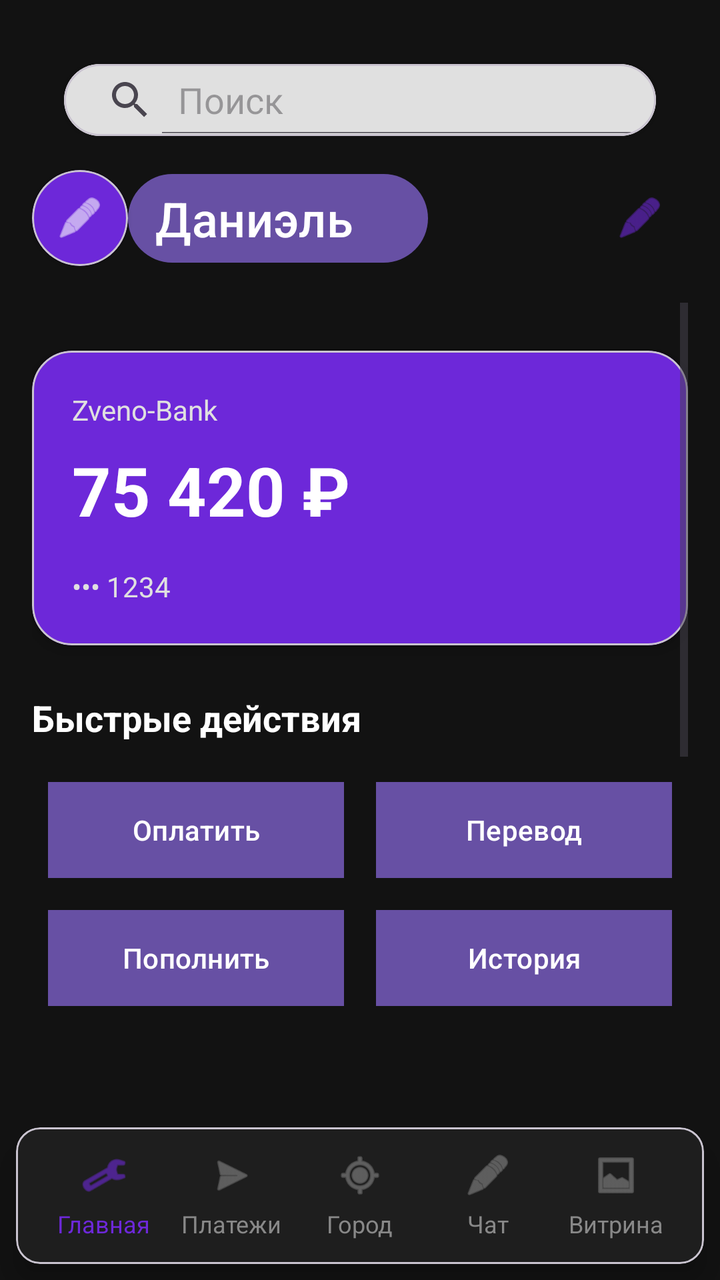
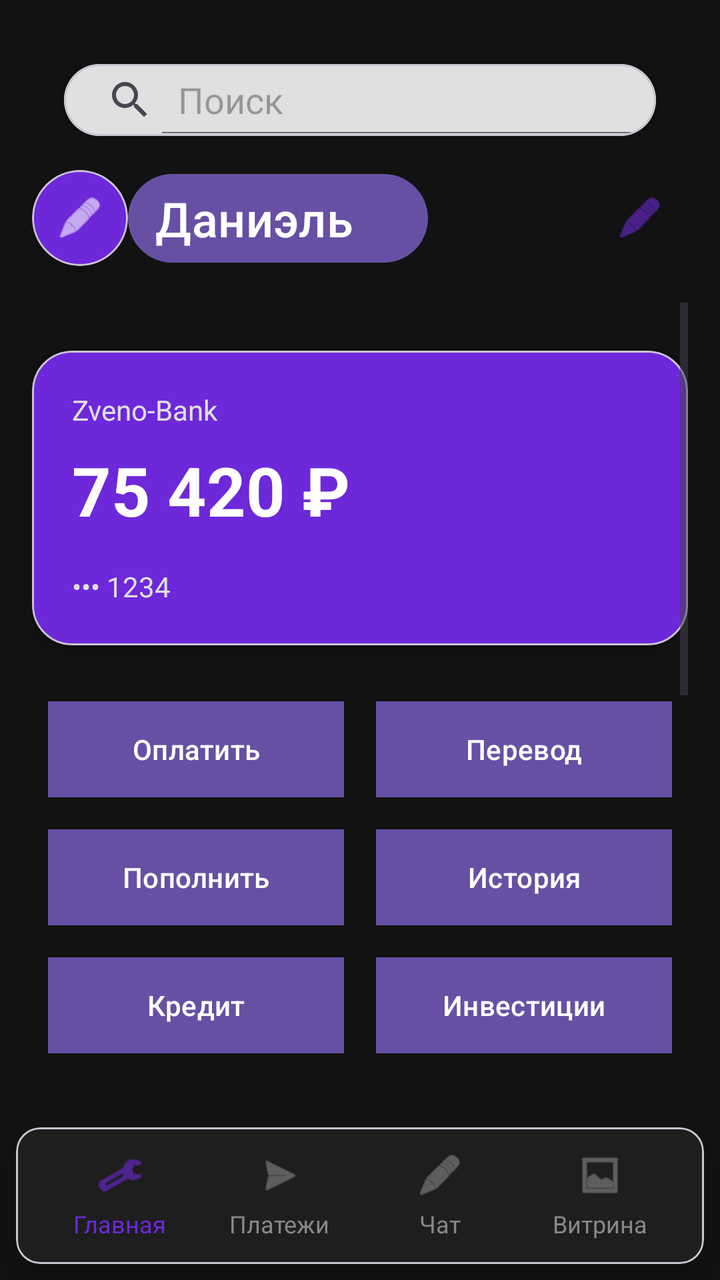

Before-and-after screenshots of an Android layout around one commit, followed by the original layout XML and the change that was made.
<!-- AndroidManifest.xml: application theme Theme.ZvenoBank -->
<!-- res/layout/activity_main.xml -->
<?xml version="1.0" encoding="utf-8"?>
<LinearLayout xmlns:android="http://schemas.android.com/apk/res/android"
    xmlns:app="http://schemas.android.com/apk/res-auto"
    android:layout_width="match_parent"
    android:layout_height="match_parent"
    android:orientation="vertical"
    android:background="@color/background">

    
    <LinearLayout
        android:layout_width="match_parent"
        android:layout_height="wrap_content"
        android:orientation="vertical"
        android:padding="16dp">

        
        <com.google.android.material.card.MaterialCardView
            android:layout_width="match_parent"
            android:layout_height="36dp"
            android:layout_marginHorizontal="16dp"
            android:layout_marginTop="16dp"
            app:cardCornerRadius="24dp"
            app:cardElevation="2dp">

            <SearchView
                android:layout_width="match_parent"
                android:layout_height="wrap_content"
                android:background="#E0E0E0"
                android:queryHint="Поиск"
                android:iconifiedByDefault="false"
                android:padding="1dp" />
        </com.google.android.material.card.MaterialCardView>

        
        <LinearLayout
            android:id="@+id/profile_container"
            android:layout_width="match_parent"
            android:layout_height="wrap_content"
            android:layout_marginTop="15dp"
            android:orientation="horizontal"
            android:gravity="center_vertical"
            android:clickable="true"
            android:focusable="true"
            android:baselineAligned="false">

            
            <com.google.android.material.card.MaterialCardView
                android:layout_width="48dp"
                android:layout_height="48dp"
                app:cardCornerRadius="24dp"
                app:cardBackgroundColor="@color/card_purple"
                app:cardElevation="2dp">

                <ImageView
                    android:layout_width="match_parent"
                    android:layout_height="match_parent"
                    android:src="@android:drawable/ic_menu_edit"
                    android:padding="12dp"
                    app:tint="@android:color/white"
                    android:contentDescription="@string/cd_profile_avatar" />
            </com.google.android.material.card.MaterialCardView>

            
            <Button
                android:id="@+id/button"
                android:layout_width="150dp"
                android:layout_height="wrap_content"
                android:background="@null"
                android:text="@string/user_name"
                android:paddingStart="-12dp"
                android:paddingEnd="12dp"
                android:textSize="24sp"
                android:textColor="@android:color/white" />

            <Space
                android:layout_width="0dp"
                android:layout_height="0dp"
                android:layout_weight="1" />

            
            <ImageView
                android:id="@+id/referral_button"
                android:layout_width="48dp"
                android:layout_height="48dp"
                android:padding="12dp"
                android:src="@android:drawable/ic_menu_edit"
                app:tint="@color/card_purple"
                android:clickable="true"
                android:focusable="true"
                android:background="?attr/selectableItemBackgroundBorderless"
                android:contentDescription="@string/cd_referral" />

        </LinearLayout>

    </LinearLayout>

    
    <ScrollView
        android:layout_width="match_parent"
        android:layout_height="0dp"
        android:layout_weight="1"
        android:paddingHorizontal="16dp"
        android:paddingBottom="16dp">

        <LinearLayout
            android:layout_width="match_parent"
            android:layout_height="wrap_content"
            android:orientation="vertical">

            
            <com.google.android.material.card.MaterialCardView
                android:layout_width="match_parent"
                android:layout_height="wrap_content"
                android:layout_marginTop="24dp"
                app:cardCornerRadius="20dp"
                app:cardBackgroundColor="@color/card_purple"
                app:cardElevation="4dp">

                <LinearLayout
                    android:layout_width="match_parent"
                    android:layout_height="wrap_content"
                    android:orientation="vertical"
                    android:padding="20dp">

                    <TextView
                        android:layout_width="wrap_content"
                        android:layout_height="wrap_content"
                        android:text="@string/bank_name"
                        android:textColor="@color/text_secondary"
                        android:textSize="14sp" />

                    <TextView
                        android:id="@+id/balance_amount"
                        android:layout_width="wrap_content"
                        android:layout_height="wrap_content"
                        android:text="@string/balance_amount"
                        android:textColor="@android:color/white"
                        android:textSize="34sp"
                        android:textStyle="bold"
                        android:layout_marginTop="8dp" />

                    <TextView
                        android:layout_width="wrap_content"
                        android:layout_height="wrap_content"
                        android:text="@string/card_number"
                        android:textColor="@color/text_secondary"
                        android:layout_marginTop="16dp" />

                </LinearLayout>

            </com.google.android.material.card.MaterialCardView>

            
            <TextView
                android:layout_width="match_parent"
                android:layout_height="wrap_content"
                android:text="@string/quick_actions"
                android:textColor="@android:color/white"
                android:textStyle="bold"
                android:textSize="18sp"
                android:layout_marginTop="24dp"
                android:layout_marginBottom="12dp" />

            <GridLayout
                android:layout_width="match_parent"
                android:layout_height="wrap_content"
                android:rowCount="2"
                android:columnCount="2"
                android:baselineAligned="false">

                <Button
                    android:id="@+id/btn_pay"
                    style="@style/ActionButtonStyle"
                    android:text="@string/pay" />

                <Button
                    android:id="@+id/btn_transfer"
                    style="@style/ActionButtonStyle"
                    android:text="@string/transfer" />

                <Button
                    android:id="@+id/btn_topup"
                    style="@style/ActionButtonStyle"
                    android:text="@string/top_up" />

                <Button
                    android:id="@+id/btn_more"
                    style="@style/ActionButtonStyle"
                    android:text="@string/history" />

            </GridLayout>

            
            <TextView
                android:layout_width="match_parent"
                android:layout_height="wrap_content"
                android:text="@string/recent_operations"
                android:textColor="@android:color/white"
                android:textStyle="bold"
                android:textSize="18sp"
                android:layout_marginTop="32dp"
                android:layout_marginBottom="12dp" />

            <TextView
                android:id="@+id/operation_cafe"
                android:layout_width="match_parent"
                android:layout_height="80dp"
                android:text="@string/operation_cafe"
                android:textColor="@android:color/white"
                android:background="@color/button_gray"
                android:gravity="center|start"
                android:padding="16dp"
                android:layout_marginBottom="8dp"
                android:clickable="true"
                android:focusable="true"/>

            <TextView
                android:id="@+id/operation_transfer"
                android:layout_width="match_parent"
                android:layout_height="80dp"
                android:text="@string/operation_transfer"
                android:textColor="@android:color/white"
                android:background="@color/button_gray"
                android:gravity="center|start"
                android:padding="16dp"
                android:layout_marginBottom="8dp"
                android:clickable="true"
                android:focusable="true" />

            <TextView
                android:id="@+id/operation_topup"
                android:layout_width="match_parent"
                android:layout_height="80dp"
                android:text="@string/operation_topup"
                android:textColor="@android:color/white"
                android:background="@color/button_gray"
                android:gravity="center|start"
                android:padding="16dp"
                android:layout_marginBottom="8dp"
                android:clickable="true"
                android:focusable="true"/>

        </LinearLayout>

    </ScrollView>

    
    <com.google.android.material.card.MaterialCardView
        android:layout_width="match_parent"
        android:layout_height="wrap_content"
        android:layout_margin="8dp"
        app:cardElevation="8dp"
        app:cardBackgroundColor="#1E1E1E">

        <LinearLayout
            android:layout_width="match_parent"
            android:layout_height="wrap_content"
            android:orientation="horizontal"
            android:gravity="center"
            android:padding="12dp"
            android:baselineAligned="false">

            
            <LinearLayout
                android:id="@+id/nav_home"
                android:layout_width="0dp"
                android:layout_height="wrap_content"
                android:layout_weight="1"
                android:orientation="vertical"
                android:gravity="center"
                android:clickable="true"
                android:focusable="true"
                android:background="?attr/selectableItemBackgroundBorderless">

                <ImageView
                    android:layout_width="24dp"
                    android:layout_height="24dp"
                    android:src="@android:drawable/ic_menu_manage"
                    app:tint="@color/nav_active"
                    android:contentDescription="@string/cd_home" />

                <TextView
                    android:layout_width="wrap_content"
                    android:layout_height="wrap_content"
                    android:text="@string/nav_home"
                    android:textSize="12sp"
                    android:textColor="@color/nav_active"
                    android:layout_marginTop="4dp" />
            </LinearLayout>

            
            <LinearLayout
                android:id="@+id/nav_payments"
                android:layout_width="0dp"
                android:layout_height="wrap_content"
                android:layout_weight="1"
                android:orientation="vertical"
                android:gravity="center"
                android:clickable="true"
                android:focusable="true"
                android:background="?attr/selectableItemBackgroundBorderless">

                <ImageView
                    android:layout_width="24dp"
                    android:layout_height="24dp"
                    android:src="@android:drawable/ic_menu_send"
                    app:tint="@color/nav_inactive"
                    android:contentDescription="@string/cd_payments" />

                <TextView
                    android:layout_width="wrap_content"
                    android:layout_height="wrap_content"
                    android:text="@string/nav_payments"
                    android:textSize="12sp"
                    android:textColor="@color/nav_inactive"
                    android:layout_marginTop="4dp" />
            </LinearLayout>

            
            <LinearLayout
                android:id="@+id/nav_city"
                android:layout_width="0dp"
                android:layout_height="wrap_content"
                android:layout_weight="1"
                android:orientation="vertical"
                android:gravity="center"
                android:clickable="true"
                android:focusable="true"
                android:background="?attr/selectableItemBackgroundBorderless">

                <ImageView
                    android:layout_width="24dp"
                    android:layout_height="24dp"
                    android:src="@android:drawable/ic_menu_mylocation"
                    app:tint="@color/nav_inactive"
                    android:contentDescription="@string/cd_city" />

                <TextView
                    android:layout_width="wrap_content"
                    android:layout_height="wrap_content"
                    android:text="@string/nav_city"
                    android:textSize="12sp"
                    android:textColor="@color/nav_inactive"
                    android:layout_marginTop="4dp" />
            </LinearLayout>

            
            <LinearLayout
                android:id="@+id/nav_chat"
                android:layout_width="0dp"
                android:layout_height="wrap_content"
                android:layout_weight="1"
                android:orientation="vertical"
                android:gravity="center"
                android:clickable="true"
                android:focusable="true"
                android:background="?attr/selectableItemBackgroundBorderless">

                <ImageView
                    android:layout_width="24dp"
                    android:layout_height="24dp"
                    android:src="@android:drawable/ic_menu_edit"
                    app:tint="@color/nav_inactive"
                    android:contentDescription="@string/cd_chat" />

                <TextView
                    android:layout_width="wrap_content"
                    android:layout_height="wrap_content"
                    android:text="@string/nav_chat"
                    android:textSize="12sp"
                    android:textColor="@color/nav_inactive"
                    android:layout_marginTop="4dp" />
            </LinearLayout>

            
            <LinearLayout
                android:id="@+id/nav_shop"
                android:layout_width="0dp"
                android:layout_height="wrap_content"
                android:layout_weight="1"
                android:orientation="vertical"
                android:gravity="center"
                android:clickable="true"
                android:focusable="true"
                android:background="?attr/selectableItemBackgroundBorderless">

                <ImageView
                    android:layout_width="24dp"
                    android:layout_height="24dp"
                    android:src="@android:drawable/ic_menu_gallery"
                    app:tint="@color/nav_inactive"
                    android:contentDescription="@string/cd_shop" />

                <TextView
                    android:layout_width="wrap_content"
                    android:layout_height="wrap_content"
                    android:text="@string/nav_shop"
                    android:textSize="12sp"
                    android:textColor="@color/nav_inactive"
                    android:layout_marginTop="4dp" />
            </LinearLayout>

        </LinearLayout>

    </com.google.android.material.card.MaterialCardView>

</LinearLayout>
<!-- resources referenced by this layout -->
<resources>
  <color name="background">#121212</color>
  <color name="button_gray">#2A2A2A</color>
  <color name="card_purple">#6D28D9</color>
  <color name="nav_active">#6D28D9</color>
  <color name="nav_inactive">#888888</color>
  <color name="text_secondary">#E0E0E0</color>
  <string name="balance_amount">75 420 ₽</string>
  <string name="bank_name">Zveno-Bank</string>
  <string name="card_number">••• 1234</string>
  <string name="cd_chat">Чат</string>
  <string name="cd_city">Город</string>
  <string name="cd_home">Главная</string>
  <string name="cd_payments">Платежи</string>
  <string name="cd_profile_avatar">Аватар профиля</string>
  <string name="cd_referral">Реферальная программа</string>
  <string name="cd_shop">Витрина</string>
  <string name="history">История</string>
  <string name="nav_chat">Чат</string>
  <string name="nav_city">Город</string>
  <string name="nav_home">Главная</string>
  <string name="nav_payments">Платежи</string>
  <string name="nav_shop">Витрина</string>
  <string name="operation_cafe">Оплата кафе</string>
  <string name="operation_topup">Пополнение с карты</string>
  <string name="operation_transfer">Перевод Даниэлю</string>
  <string name="pay">Оплатить</string>
  <string name="quick_actions">Быстрые действия</string>
  <string name="recent_operations">Последние операции</string>
  <string name="top_up">Пополнить</string>
  <string name="transfer">Перевод</string>
  <string name="user_name">Даниэль</string>
  <style name="ActionButtonStyle" parent="Widget.Material3.Button">
          <item name="android:layout_width">0dp</item>
          <item name="android:layout_height">wrap_content</item>
          <item name="android:layout_margin">8dp</item>
          <item name="android:layout_columnWeight">1</item>
          <item name="android:background">@color/button_gray</item>
          <item name="android:textColor">@android:color/white</item>
          <item name="android:textSize">14sp</item>
          <item name="android:stateListAnimator">@null</item>
          <item name="cornerRadius">16dp</item>
      </style>
  <style name="Theme.ZvenoBank" parent="Base.Theme.ZvenoBank" />
  <style name="Base.Theme.ZvenoBank" parent="Theme.Material3.DayNight.NoActionBar">
          
          
      </style>
</resources>

<!-- the commit's change to res/layout/activity_main.xml (unified diff, before → after) -->
@@ -151,20 +151,12 @@
             </com.google.android.material.card.MaterialCardView>
 
             
-            <TextView
-                android:layout_width="match_parent"
-                android:layout_height="wrap_content"
-                android:text="@string/quick_actions"
-                android:textColor="@android:color/white"
-                android:textStyle="bold"
-                android:textSize="18sp"
-                android:layout_marginTop="24dp"
-                android:layout_marginBottom="12dp" />
 
             <GridLayout
-                android:layout_width="match_parent"
-                android:layout_height="wrap_content"
-                android:rowCount="2"
+                android:layout_marginTop="20dp"
+                android:layout_width="match_parent"
+                android:layout_height="wrap_content"
+                android:rowCount="4"
                 android:columnCount="2"
                 android:baselineAligned="false">
 
@@ -187,6 +179,22 @@
                     android:id="@+id/btn_more"
                     style="@style/ActionButtonStyle"
                     android:text="@string/history" />
+
+                <Button
+                    android:id="@+id/btn_credit"
+                    style="@style/ActionButtonStyle"
+                    android:text="Кредит"/>
+
+
+                <Button
+                    android:id="@+id/btn_invest"
+                    style="@style/ActionButtonStyle"
+                    android:text="Инвестиции"/>
+
+                <Button
+                    android:id="@+id/btn_savings"
+                    style="@style/ActionButtonStyle"
+                    android:text="Копить"/>
 
             </GridLayout>
 
@@ -240,6 +248,15 @@
                 android:clickable="true"
                 android:focusable="true"/>
 
+            <GridLayout
+                android:layout_marginTop="20dp"
+                android:layout_width="match_parent"
+                android:layout_height="wrap_content"
+                android:rowCount="2"
+                android:columnCount="2"
+                android:baselineAligned="false">
+            </GridLayout>
+
         </LinearLayout>
 
     </ScrollView>
@@ -318,34 +335,6 @@
 
             
             <LinearLayout
-                android:id="@+id/nav_city"
-                android:layout_width="0dp"
-                android:layout_height="wrap_content"
-                android:layout_weight="1"
-                android:orientation="vertical"
-                android:gravity="center"
-                android:clickable="true"
-                android:focusable="true"
-                android:background="?attr/selectableItemBackgroundBorderless">
-
-                <ImageView
-                    android:layout_width="24dp"
-                    android:layout_height="24dp"
-                    android:src="@android:drawable/ic_menu_mylocation"
-                    app:tint="@color/nav_inactive"
-                    android:contentDescription="@string/cd_city" />
-
-                <TextView
-                    android:layout_width="wrap_content"
-                    android:layout_height="wrap_content"
-                    android:text="@string/nav_city"
-                    android:textSize="12sp"
-                    android:textColor="@color/nav_inactive"
-                    android:layout_marginTop="4dp" />
-            </LinearLayout>
-
-            
-            <LinearLayout
                 android:id="@+id/nav_chat"
                 android:layout_width="0dp"
                 android:layout_height="wrap_content"
<!-- resource entries referenced after the edit -->
@@ -10,7 +10,6 @@
   <string name="bank_name">Zveno-Bank</string>
   <string name="card_number">••• 1234</string>
   <string name="cd_chat">Чат</string>
-  <string name="cd_city">Город</string>
   <string name="cd_home">Главная</string>
   <string name="cd_payments">Платежи</string>
   <string name="cd_profile_avatar">Аватар профиля</string>
@@ -18,7 +17,6 @@
   <string name="cd_shop">Витрина</string>
   <string name="history">История</string>
   <string name="nav_chat">Чат</string>
-  <string name="nav_city">Город</string>
   <string name="nav_home">Главная</string>
   <string name="nav_payments">Платежи</string>
   <string name="nav_shop">Витрина</string>
@@ -26,7 +24,6 @@
   <string name="operation_topup">Пополнение с карты</string>
   <string name="operation_transfer">Перевод Даниэлю</string>
   <string name="pay">Оплатить</string>
-  <string name="quick_actions">Быстрые действия</string>
   <string name="recent_operations">Последние операции</string>
   <string name="top_up">Пополнить</string>
   <string name="transfer">Перевод</string>
